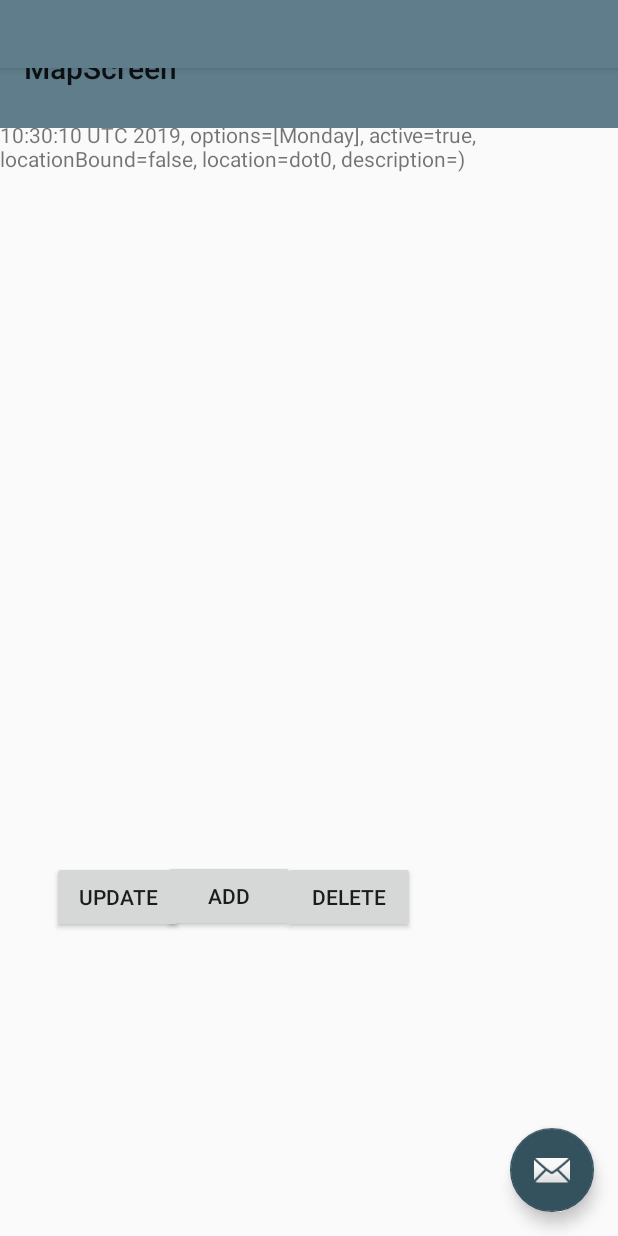
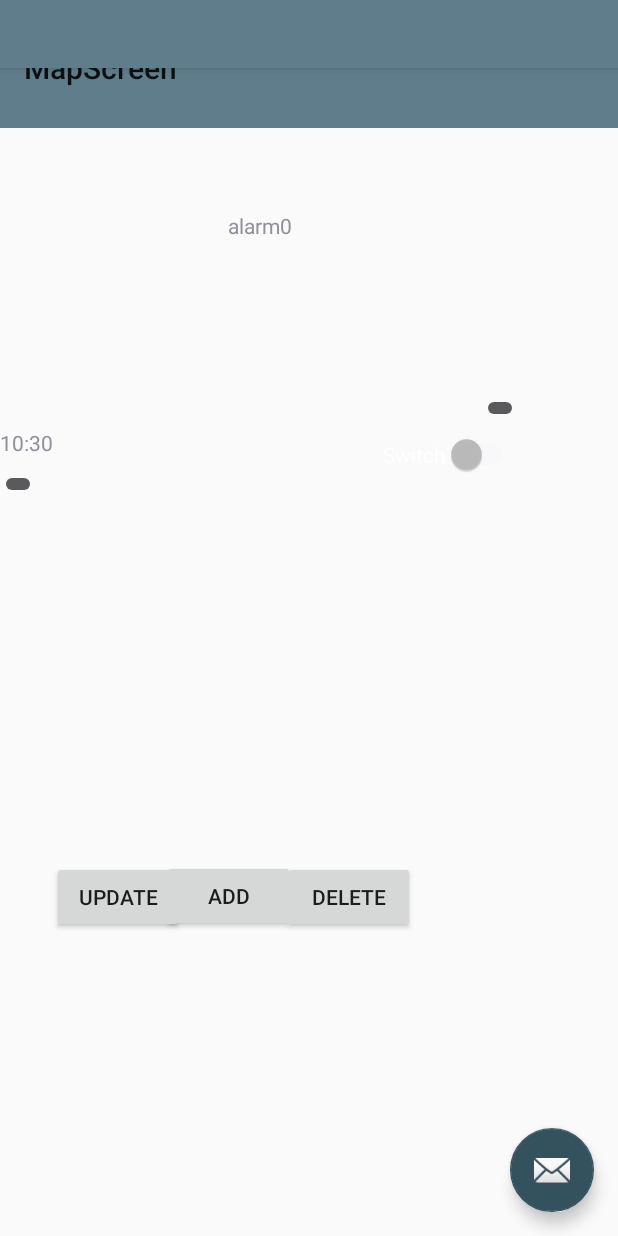
Before and after one commit to Alexanderrand101/mapalarm, an Android app: the screen it shows after launch (MainActivity), after a tap on "ADD", on a phone screen of 412 x 824 dp. Run offline under Robolectric (Android 15) with nearby library versions, the light colour scheme and no system bars.

Commit message:
I created a dummy base for our map card. its inert atm but we can use it as a component of a layout. i think we do the skeleton first, then add events and pretty up icons.

```diff
--- a/app/src/main/java/com/matmik/mapalarm/android/MainActivity.kt
+++ b/app/src/main/java/com/matmik/mapalarm/android/MainActivity.kt
@@ -9,9 +9,11 @@ import androidx.appcompat.app.AppCompatActivity
 import android.view.Menu
 import android.view.MenuItem
 import android.view.View
+import android.widget.LinearLayout
 import android.widget.TextView
 import androidx.appcompat.app.AppCompatDelegate
 import com.matmik.mapalarm.android.config.LocaleManager
+import com.matmik.mapalarm.android.custom.AlarmCard
 import com.matmik.mapalarm.android.db.DbHelper
 import com.matmik.mapalarm.android.model.Alarm
 import com.matmik.mapalarm.android.model.Options
@@ -113,10 +115,17 @@ class MainActivity : AppCompatActivity(), View.OnClickListener {
     }
 
     private fun refreshTb(){
-        val view = findViewById<TextView>(R.id.output)
+        /*val view = findViewById<TextView>(R.id.output)
         var text = ""
         for (alarm in dbHelper.getAllAlarms())
             text += alarm.toString() + "\n"
-        view.text = text
+        view.text = text*/
+        val layout = findViewById<LinearLayout>(R.id.lineartest)
+        layout.removeAllViews()
+        for (alarm in dbHelper.getAllAlarms()){
+            val alarmCard = AlarmCard(alarm, this.baseContext)
+            alarmCard.layoutParams = LinearLayout.LayoutParams(LinearLayout.LayoutParams.MATCH_PARENT, 300)
+            layout.addView(alarmCard)
+        }
     }
 }
--- /dev/null
+++ b/app/src/main/java/com/matmik/mapalarm/android/custom/AlarmCard.kt
@@ -0,0 +1,23 @@
+package com.matmik.mapalarm.android.custom
+
+import android.content.Context
+import android.util.AttributeSet
+import android.view.View
+import android.widget.Switch
+import android.widget.TextView
+import androidx.constraintlayout.widget.ConstraintLayout
+import com.matmik.mapalarm.android.R
+import com.matmik.mapalarm.android.model.Alarm
+
+class AlarmCard(var alarm:Alarm, context: Context?, attrs: AttributeSet? = null, defStyleAttr: Int = 0) :
+    ConstraintLayout(context, attrs, defStyleAttr) {
+
+    init{
+        View.inflate(context, R.layout.alarm_card_content, this)
+        val alarmNameBox = findViewById<TextView>(R.id.alarm_name)
+        val alarmTimeBox = findViewById<TextView>(R.id.alarm_time)
+        val alarmIsActiveSwitch = findViewById<Switch>(R.id.alarm_active_btn)
+        alarmNameBox.text = alarm.name;
+        alarmTimeBox.text = alarm.time.hours.toString() + ":" + alarm.time.minutes.toString()
+    }
+}
--- /dev/null
+++ b/app/src/main/res/layout/alarm_card_content.xml
@@ -0,0 +1,63 @@
+<?xml version="1.0" encoding="utf-8"?>
+<merge xmlns:android="http://schemas.android.com/apk/res/android"
+    xmlns:app="http://schemas.android.com/apk/res-auto">
+
+    <Switch
+        android:id="@+id/alarm_active_btn"
+        android:layout_width="wrap_content"
+        android:layout_height="wrap_content"
+        android:layout_marginBottom="16dp"
+        android:text="Switch"
+        app:layout_constraintBottom_toBottomOf="parent"
+        app:layout_constraintEnd_toEndOf="parent" />
+
+    <ImageButton
+        android:id="@+id/delete_alarm_btn"
+        android:layout_width="wrap_content"
+        android:layout_height="wrap_content"
+        app:layout_constraintBottom_toBottomOf="parent"
+        app:layout_constraintStart_toStartOf="parent"
+        app:srcCompat="@android:drawable/btn_dialog" />
+
+    <ImageButton
+        android:id="@+id/snap_to_location_btn"
+        android:layout_width="wrap_content"
+        android:layout_height="wrap_content"
+        android:layout_marginBottom="7dp"
+        app:layout_constraintBottom_toTopOf="@+id/alarm_active_btn"
+        app:layout_constraintEnd_toEndOf="parent"
+        app:srcCompat="@android:drawable/arrow_down_float" />
+
+    <TextView
+        android:id="@+id/alarm_name"
+        android:layout_width="wrap_content"
+        android:layout_height="wrap_content"
+        android:layout_marginTop="8dp"
+        android:text="TextView"
+        app:layout_constraintEnd_toEndOf="parent"
+        app:layout_constraintHorizontal_bias="0.503"
+        app:layout_constraintStart_toStartOf="parent"
+        app:layout_constraintTop_toTopOf="parent" />
+
+    <View
+        android:id="@+id/divider"
+        android:layout_width="match_parent"
+        android:layout_height="1dp"
+        android:background="?android:attr/listDivider"
+        app:layout_constraintBottom_toBottomOf="parent"
+        app:layout_constraintEnd_toEndOf="parent"
+        app:layout_constraintHorizontal_bias="0.0"
+        app:layout_constraintStart_toStartOf="parent"
+        app:layout_constraintTop_toTopOf="parent"
+        app:layout_constraintVertical_bias="0.259" />
+
+    <TextView
+        android:id="@+id/alarm_time"
+        android:layout_width="wrap_content"
+        android:layout_height="wrap_content"
+        android:layout_marginBottom="8dp"
+        android:text="TextView"
+        app:layout_constraintBottom_toTopOf="@+id/delete_alarm_btn"
+        app:layout_constraintStart_toStartOf="parent" />
+
+</merge>
--- a/app/src/main/res/layout/content_main.xml
+++ b/app/src/main/res/layout/content_main.xml
@@ -49,9 +49,86 @@
         android:layout_height="577dp"
         app:layout_constraintBottom_toBottomOf="parent"
         app:layout_constraintEnd_toEndOf="parent"
-        app:layout_constraintHorizontal_bias="1.0"
+        app:layout_constraintHorizontal_bias="0.0"
         app:layout_constraintStart_toStartOf="parent"
         app:layout_constraintTop_toTopOf="parent"
-        app:layout_constraintVertical_bias="1.0" />
+        app:layout_constraintVertical_bias="0.984" />
+
+    <LinearLayout
+        android:id="@+id/lineartest"
+        android:layout_width="345dp"
+        android:layout_height="439dp"
+        android:layout_marginTop="32dp"
+        android:layout_marginBottom="32dp"
+        android:orientation="vertical"
+        app:layout_constraintBottom_toBottomOf="parent"
+        app:layout_constraintStart_toStartOf="@+id/output"
+        app:layout_constraintTop_toTopOf="@+id/output"></LinearLayout>
+
+    <!--<androidx.constraintlayout.widget.ConstraintLayout
+        android:layout_width="186dp"
+        android:layout_height="114dp"
+        tools:layout_editor_absoluteX="35dp"
+        tools:layout_editor_absoluteY="427dp">
+
+        <Switch
+            android:id="@+id/alarm_active_btn"
+            android:layout_width="wrap_content"
+            android:layout_height="wrap_content"
+            android:layout_marginBottom="16dp"
+            android:text="Switch"
+            app:layout_constraintBottom_toBottomOf="parent"
+            app:layout_constraintEnd_toEndOf="parent" />
+
+        <ImageButton
+            android:id="@+id/delete_alarm_btn"
+            android:layout_width="wrap_content"
+            android:layout_height="wrap_content"
+            app:layout_constraintBottom_toBottomOf="parent"
+            app:layout_constraintStart_toStartOf="parent"
+            app:srcCompat="@android:drawable/btn_dialog" />
+
+        <ImageButton
+            android:id="@+id/snap_to_location_btn"
+            android:layout_width="wrap_content"
+            android:layout_height="wrap_content"
+            android:layout_marginBottom="7dp"
+            app:layout_constraintBottom_toTopOf="@+id/alarm_active_btn"
+            app:layout_constraintEnd_toEndOf="parent"
+            app:srcCompat="@android:drawable/arrow_down_float" />
+
+        <TextView
+            android:id="@+id/alarm_name"
+            android:layout_width="wrap_content"
+            android:layout_height="wrap_content"
+            android:layout_marginTop="8dp"
+            android:text="TextView"
+            app:layout_constraintEnd_toEndOf="parent"
+            app:layout_constraintHorizontal_bias="0.503"
+            app:layout_constraintStart_toStartOf="parent"
+            app:layout_constraintTop_toTopOf="parent" />
+
+        <View
+            android:id="@+id/divider"
+            android:layout_width="match_parent"
+            android:layout_height="1dp"
+            android:background="?android:attr/listDivider"
+            app:layout_constraintBottom_toBottomOf="parent"
+            app:layout_constraintEnd_toEndOf="parent"
+            app:layout_constraintHorizontal_bias="0.0"
+            app:layout_constraintStart_toStartOf="parent"
+            app:layout_constraintTop_toTopOf="parent"
+            app:layout_constraintVertical_bias="0.259" />
+
+        <TextView
+            android:id="@+id/alarm_time"
+            android:layout_width="wrap_content"
+            android:layout_height="wrap_content"
+            android:layout_marginBottom="8dp"
+            android:text="TextView"
+            app:layout_constraintBottom_toTopOf="@+id/delete_alarm_btn"
+            app:layout_constraintStart_toStartOf="parent" />
+
+    </androidx.constraintlayout.widget.ConstraintLayout>-->
 
 </androidx.constraintlayout.widget.ConstraintLayout>
```
